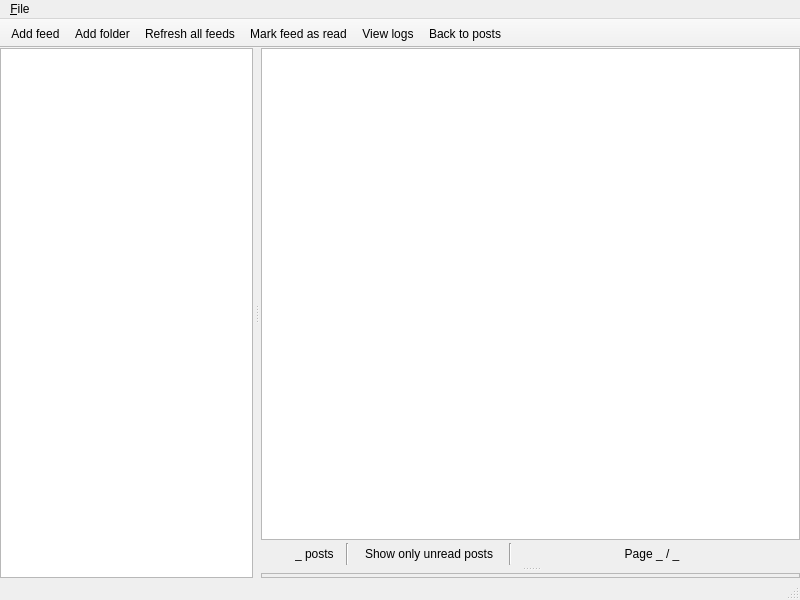
This is client-desktop/src/MainWindow.ui in zappatic/ZapFeedReader as Qt 5 draws it before an edit. The edited form follows.
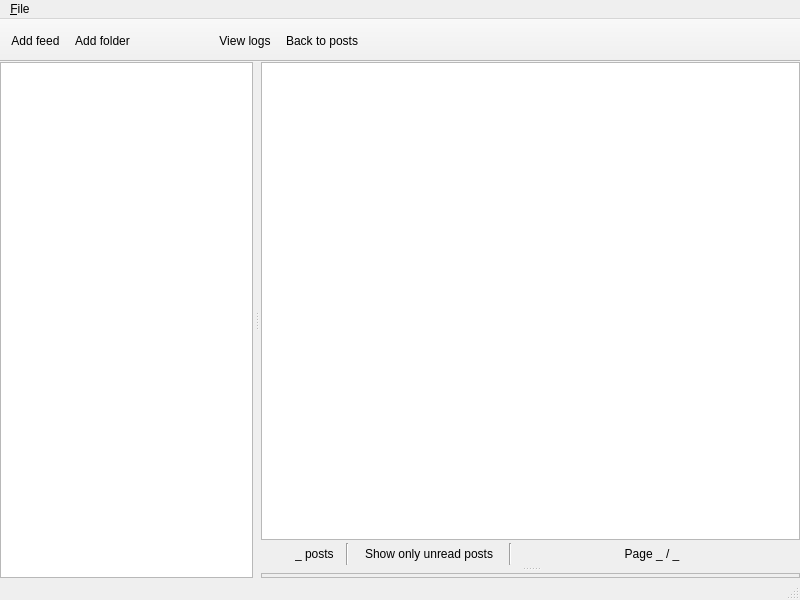
This is the edited form. Custom widgets are drawn as their Qt base class.

```diff
--- a/client-desktop/src/MainWindow.ui
+++ b/client-desktop/src/MainWindow.ui
@@ -536,8 +536,8 @@
    </attribute>
    <addaction name="action_Add_feed"/>
    <addaction name="action_Add_folder"/>
-   <addaction name="action_Refresh_all_feeds"/>
-   <addaction name="action_Mark_feed_as_read"/>
+   <addaction name="action_Refresh_feeds"/>
+   <addaction name="action_Mark_as_read"/>
    <addaction name="action_View_logs"/>
    <addaction name="action_Back_to_posts"/>
   </widget>
@@ -556,18 +556,12 @@
     <string>Import OPML</string>
    </property>
   </action>
-  <action name="action_Mark_feed_as_read">
-   <property name="text">
-    <string>Mark feed as read</string>
-   </property>
+  <action name="action_Mark_as_read">
    <property name="toolTip">
     <string>Mark feed as read</string>
    </property>
   </action>
-  <action name="action_Refresh_all_feeds">
-   <property name="text">
-    <string>Refresh all feeds</string>
-   </property>
+  <action name="action_Refresh_feeds">
    <property name="toolTip">
     <string>Refresh all feeds</string>
    </property>
```
Left out of the diff: 19 changed lines with no effect on the pictures.
